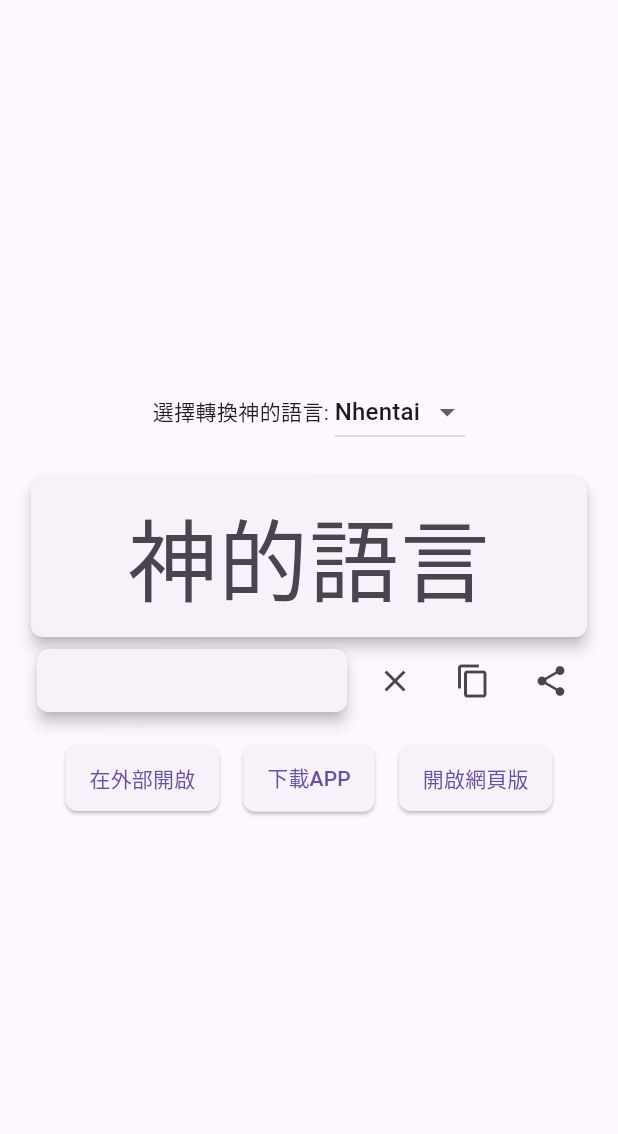
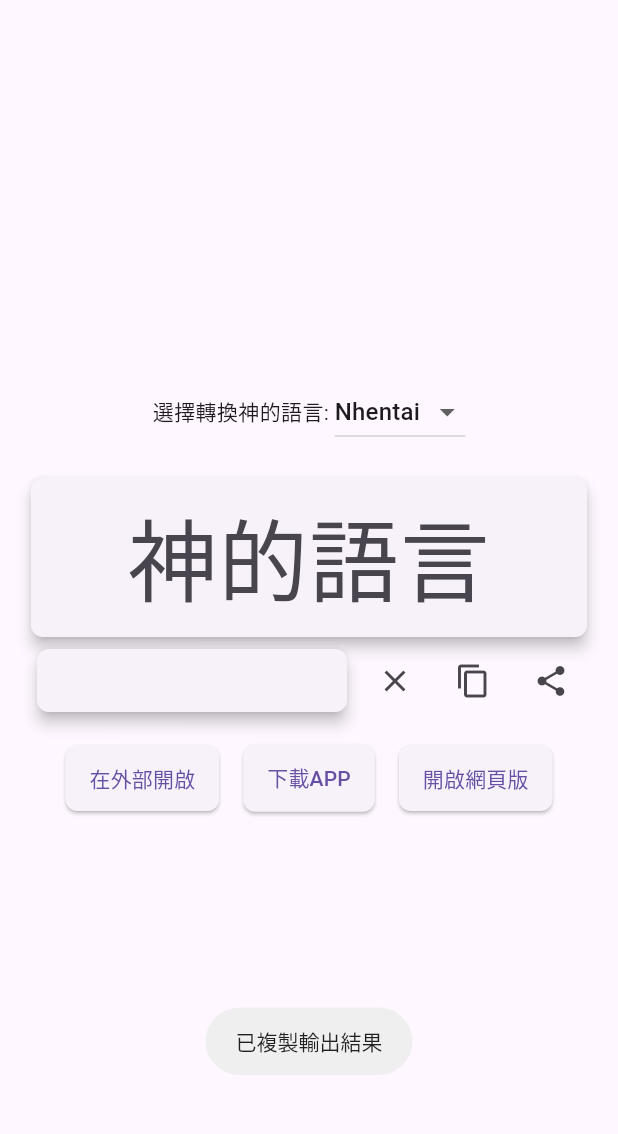
Before and after one commit to lokey0905/Godconverter_new, a Flutter app: the screen it shows after launch, after a tap on the "content copy" icon, on a phone screen of 412 x 824 dp, the part 65-1199 px from its top. Run offline on Flutter 3.47's test engine with Material 2 defaults, Android fonts, the phone set to English and light mode, and no system bars; our stand-ins replace device_info_plus, fluttertoast, share.

Commit message:
creat file

```diff
--- a/docs/assets/AssetManifest.json
+++ b/docs/assets/AssetManifest.json
@@ -1 +1 @@
-{"packages/cupertino_icons/assets/CupertinoIcons.ttf":["packages/cupertino_icons/assets/CupertinoIcons.ttf"]}
+{"packages/cupertino_icons/assets/CupertinoIcons.ttf":["packages/cupertino_icons/assets/CupertinoIcons.ttf"],"packages/fluttertoast/assets/toastify.css":["packages/fluttertoast/assets/toastify.css"],"packages/fluttertoast/assets/toastify.js":["packages/fluttertoast/assets/toastify.js"]}
--- a/lib/main.dart
+++ b/lib/main.dart
@@ -3,6 +3,7 @@ import 'package:device_info_plus/device_info_plus.dart';
 import 'package:flutter/foundation.dart';
 import 'package:flutter/material.dart';
 import 'package:flutter/services.dart';
+import 'package:fluttertoast/fluttertoast.dart';
 import 'package:share/share.dart';
 import 'package:url_launcher/url_launcher.dart';
 import 'package:http/http.dart' as http;
@@ -35,7 +36,7 @@ class _MyAppState extends State<MyApp> {
       case '18comic':
         _output = 'https://18comic.vip/photo/$input';
         break;
-      case 'Pivix':
+      case 'Pixiv':
         _output = 'https://www.pixiv.net/artworks/$input';
         break;
       default:
@@ -45,7 +46,7 @@ class _MyAppState extends State<MyApp> {
   }
 
   void _openDownloadUrl() async {
-    const url = 'https://github.com/your_github_repo';
+    const url = 'https://github.com/lokey0905/Godconverter_new/releases/tag/7.0';
     if (await canLaunch(url)) {
       await launch(url);
     }
@@ -66,13 +67,25 @@ class _MyAppState extends State<MyApp> {
     }
   }
 
+  @override
+  void initState() {
+    super.initState();
+    Fluttertoast.showToast(
+      msg: '歡迎使用神的語言轉換器',
+      gravity: ToastGravity.BOTTOM,
+      timeInSecForIosWeb: 5,
+      backgroundColor: Colors.grey[700],
+      textColor: Colors.white,
+    );
+  }
+
   Future<void> _showFeedbackDialog() async {
     String? feedbackText = '';
     await showDialog(
       context: context,
       builder: (context) {
         return AlertDialog(
-          title: Text('請輸入您的反饋'),
+          title: const Text('請輸入您的反饋'),
           content: TextField(
             onChanged: (value) {
               feedbackText = value;
@@ -83,16 +96,23 @@ class _MyAppState extends State<MyApp> {
               onPressed: () {
                 Navigator.pop(context);
               },
-              child: Text('取消'),
+              child: const Text('取消'),
             ),
             ElevatedButton(
-              onPressed: () async {
+              onPressed: (){
                 if (feedbackText != null && feedbackText!.isNotEmpty) {
-                  await _sendFeedback(feedbackText!);
+                  _sendFeedback(feedbackText ?? '');
+                  Navigator.pop(context);
+                  Fluttertoast.showToast(
+                    msg: '已提交您的反饋，感謝您的支持！請勿重複提交！',
+                    gravity: ToastGravity.BOTTOM,
+                    timeInSecForIosWeb: 5,
+                    backgroundColor: Colors.grey[700],
+                    textColor: Colors.white,
+                  );
                 }
-                Navigator.pop(context);
               },
-              child: Text('提交'),
+              child: const Text('提交'),
             ),
           ],
         );
@@ -134,7 +154,7 @@ class _MyAppState extends State<MyApp> {
           title: const Text('神的語言轉換器by lokey0905'),
           actions: <Widget>[
             IconButton(
-              icon: Icon(Icons.feedback),
+              icon: const Icon(Icons.feedback),
               onPressed: () {
                 _showFeedbackDialog();
               },
@@ -149,7 +169,7 @@ class _MyAppState extends State<MyApp> {
               Row(
                 mainAxisAlignment: MainAxisAlignment.center,
                 children: <Widget>[
-                  Text('選擇轉換神的語言: '),
+                  const Text('選擇轉換神的語言: '),
                   DropdownButton<String>(
                     value: _selectedOption,
                     onChanged: (String? newValue) {
@@ -158,7 +178,7 @@ class _MyAppState extends State<MyApp> {
                         _output = '';
                       });
                     },
-                    items: <String>['Nhentai', 'Wnacg', '18comic', 'Pivix']
+                    items: <String>['Nhentai', 'Wnacg', '18comic', 'Pixiv']
                         .map<DropdownMenuItem<String>>((String value) {
                       return DropdownMenuItem<String>(
                         value: value,
@@ -219,6 +239,11 @@ class _MyAppState extends State<MyApp> {
                           _inputController.clear();
                           _output = '';
                         });
+                        Fluttertoast.showToast(
+                          msg: '已清除',
+                          gravity: ToastGravity.BOTTOM,
+                          toastLength: Toast.LENGTH_SHORT,
+                        );
                       },
                     ),
                     const SizedBox(width: 4),
@@ -226,8 +251,10 @@ class _MyAppState extends State<MyApp> {
                       icon: const Icon(Icons.copy),
                       onPressed: () {
                         Clipboard.setData(ClipboardData(text: _output));
-                        ScaffoldMessenger.of(context).showSnackBar(
-                          const SnackBar(content: Text('已複製輸出結果')),
+                        Fluttertoast.showToast(
+                          msg: '已複製輸出結果',
+                          gravity: ToastGravity.BOTTOM,
+                          toastLength: Toast.LENGTH_SHORT,
                         );
                       },
                     ),
@@ -235,6 +262,11 @@ class _MyAppState extends State<MyApp> {
                     IconButton(
                       icon: const Icon(Icons.share),
                       onPressed: () {
+                        Fluttertoast.showToast(
+                          msg: '此功能僅限APP版本使用',
+                          gravity: ToastGravity.BOTTOM,
+                          toastLength: Toast.LENGTH_SHORT,
+                        );
                         Share.share(_output);
                       },
                     ),
--- a/pubspec.yaml
+++ b/pubspec.yaml
@@ -35,6 +35,7 @@ dependencies:
   dynamic_color: ^1.6.2
   http: ^0.13.5
   device_info_plus: ^8.1.0
+  fluttertoast: ^8.2.1
 
   # The following adds the Cupertino Icons font to your application.
   # Use with the CupertinoIcons class for iOS style icons.
```
Also changed, not shown: docs/favicon.png, docs/icons/Icon-192.png, docs/icons/Icon-512.png, docs/icons/Icon-maskable-192.png, docs/icons/Icon-maskable-512.png, docs/manifest.json, pubspec.lock, 13 other files.
